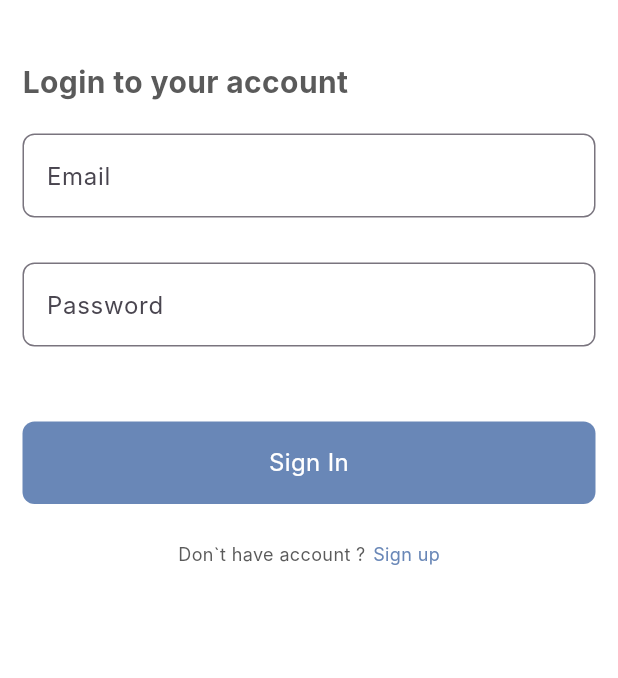
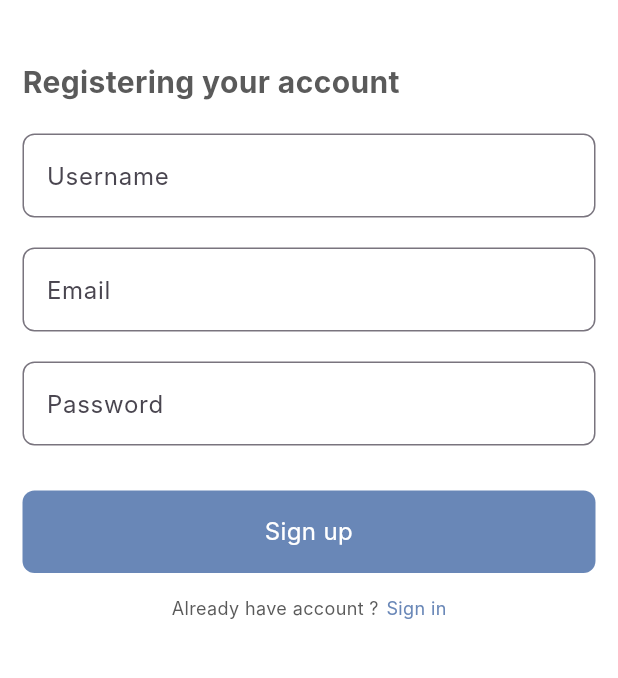
Before and after one commit to dimasrisky/dasi-app, a Flutter app: the screen it shows after launch, on a phone screen of 412 x 824 dp, the part 306-984 px from its top. Run offline on Flutter 3.47's test engine with Material 3 defaults, Android fonts, the phone set to English and light mode, and no system bars; our stand-ins replace cloud_firestore, firebase_core; accounts and stored records are empty; Roboto replaces fonts that are missing (Inter).

Commit message:
membuat tampilan register

```diff
--- a/lib/main.dart
+++ b/lib/main.dart
@@ -9,6 +9,7 @@ import 'pages/manajemen_siswa_page.dart';
 import 'pages/form_pengeluaran.dart';
 import 'pages/form_pemasukan.dart';
 import 'pages/login_page.dart';
+import 'pages/register_page.dart';
 
 void main() async {
   WidgetsFlutterBinding.ensureInitialized();
@@ -24,7 +25,7 @@ class MainApp extends StatelessWidget {
     return MaterialApp(
       debugShowCheckedModeBanner: false,
       theme: ThemeData(fontFamily: 'Inter'),
-      home: LoginPage(),
+      home: RegisterPage(),
       routes: {
         '/home': (context) => HomePage(),
         '/pengeluaran': (context) => PengeluaranPage(),
--- /dev/null
+++ b/lib/pages/register_page.dart
@@ -0,0 +1,146 @@
+import 'package:flutter/material.dart';
+
+class RegisterPage extends StatefulWidget {
+  const RegisterPage({super.key});
+
+  @override
+  State<RegisterPage> createState() => RegisterPageState();
+}
+
+class RegisterPageState extends State<RegisterPage> {
+
+  final _formKey = GlobalKey<FormState>();
+  @override
+  Widget build(BuildContext context) {
+    return Scaffold(
+      backgroundColor: Colors.white,
+      body: Padding(
+        padding: EdgeInsets.symmetric(horizontal: 15),
+        child: Container(
+          margin: EdgeInsets.only(top: 80),
+          width: double.maxFinite,
+          child: Center(
+            child: Column(
+              children: [
+                Center(
+                  child: Image.asset('assets/icons/logo.png'),
+                ),
+                Container(
+                  margin: EdgeInsets.only(top: 40),
+                  width: double.maxFinite,
+                  child: Column(
+                    crossAxisAlignment: CrossAxisAlignment.start,
+                    children: [
+                      Text(
+                        "Registering your account",
+                        style: TextStyle(
+                          color: Color(0xff5A5A5A),
+                          fontSize: 20,
+                          fontWeight: FontWeight.bold
+                        ),
+                      ),
+                      SizedBox(height: 20),
+                      Form(
+                        key: _formKey,
+                        child: Column(
+                          children: [
+                            TextFormField(
+                              decoration: InputDecoration(
+                                labelText: "Username",
+                                border: OutlineInputBorder(
+                                  borderRadius: BorderRadius.circular(8),
+                                  borderSide: BorderSide(color: Color(0xffC9C9C9))
+                                ),
+                              ),
+                            ),
+                            SizedBox(height: 20),
+                            TextFormField(
+                              decoration: InputDecoration(
+                                labelText: "Email",
+                                border: OutlineInputBorder(
+                                  borderRadius: BorderRadius.circular(8),
+                                  borderSide: BorderSide(color: Color(0xffC9C9C9))
+                                ),
+                              ),
+                            ),
+                            SizedBox(height: 20),
+                            TextFormField(
+                              decoration: InputDecoration(
+                                labelText: "Password",
+                                border: OutlineInputBorder(
+                                  borderRadius: BorderRadius.circular(8),
+                                  borderSide: BorderSide(color: Color(0xffC9C9C9))
+                                ),
+                              ),
+                            ),
+                            Container(
+                              margin: EdgeInsets.only(top: 30),
+                              child: Column(
+                                children: [
+                                  GestureDetector(
+                                    onTap: () {
+                                      print('sign up ditekan');
+                                    },
+                                    child: Container(
+                                      width: double.maxFinite,
+                                      padding: EdgeInsets.symmetric(vertical: 16),
+                                      decoration: BoxDecoration(
+                                        color: Color(0xff6987B7),
+                                        borderRadius: BorderRadius.all(Radius.circular(8))
+                                      ),
+                                      child: Text(
+                                        'Sign up',
+                                        textAlign: TextAlign.center,
+                                        style: TextStyle(
+                                          color: Colors.white,
+                                          fontSize: 16,
+                                          fontWeight: FontWeight.w400
+                                        ),
+                                      ),
+                                    )
+                                  ),
+                                  SizedBox(height: 15),
+                                  Row(
+                                    mainAxisAlignment: MainAxisAlignment.center,
+                                    children: [
+                                      Text(
+                                        'Already have account ?',
+                                        style: TextStyle(
+                                          color: Color(0xff5A5A5A),
+                                          fontSize: 12,
+                                          fontWeight: FontWeight.w400
+                                        ),
+                                      ),
+                                      SizedBox(width: 5),
+                                      GestureDetector(
+                                        onTap: () {
+                                          print('sign up ditekan');
+                                        },
+                                        child: Text(
+                                          'Sign in',
+                                          style: TextStyle(
+                                            color: Color(0xff6987B7),
+                                            fontSize: 12,
+                                            fontWeight: FontWeight.w400
+                                          ),
+                                        ),
+                                      )
+                                    ],
+                                  )
+                                ],
+                              )
+                            )
+                          ],
+                        ),
+                      )
+                    ],
+                  ),
+                )
+              ],
+            ),
+          ),
+        )
+      ),
+    );
+  }
+}
```
